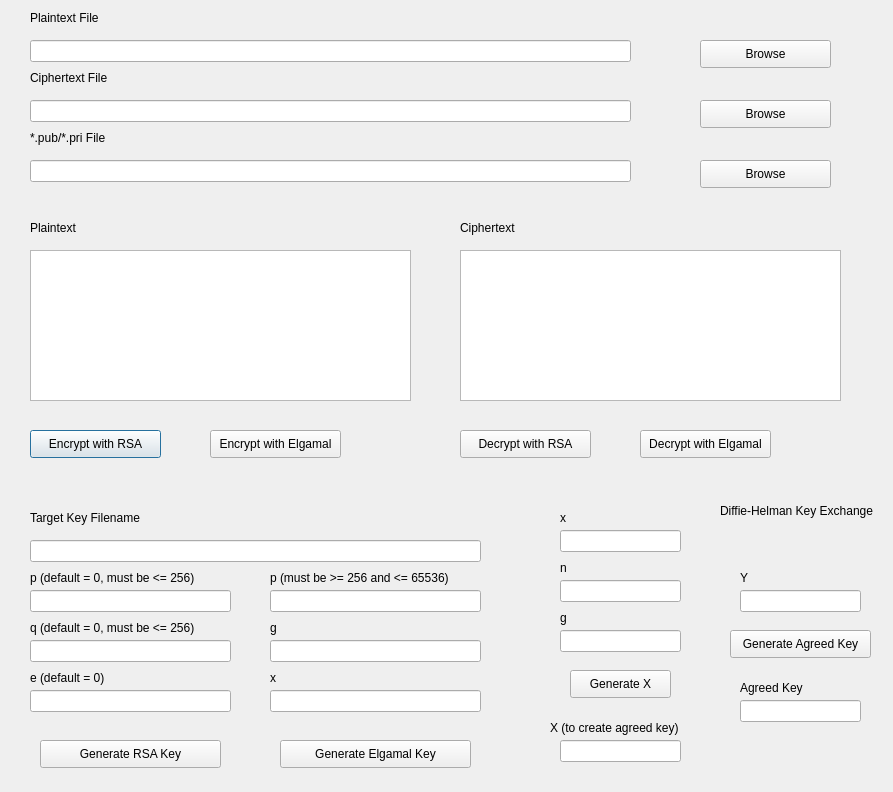
First picture: the form in ui/main.ui, repository vincentbudianto/AsymmetricCrypto, before the edit.
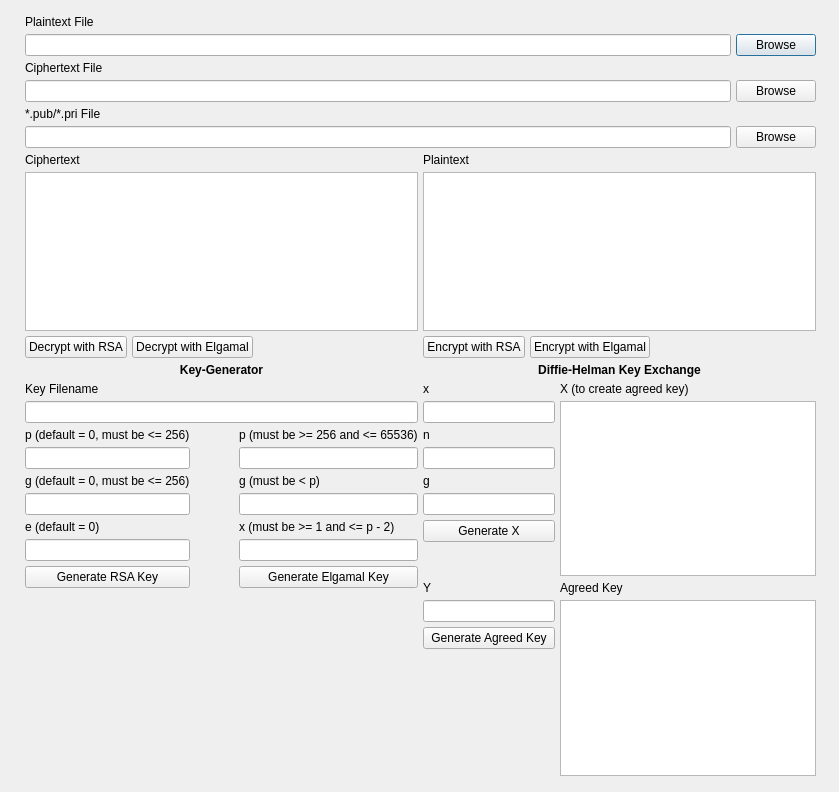
Second picture: the form after the edit.

```diff
--- a/ui/main.ui
+++ b/ui/main.ui
@@ -6,582 +6,489 @@
    <rect>
     <x>0</x>
     <y>0</y>
-    <width>893</width>
+    <width>839</width>
     <height>792</height>
    </rect>
   </property>
   <property name="windowTitle">
    <string>Dialog</string>
   </property>
-  <widget class="QPushButton" name="pushButton">
+  <widget class="QWidget" name="verticalLayoutWidget">
    <property name="geometry">
     <rect>
-     <x>30</x>
-     <y>430</y>
-     <width>131</width>
-     <height>28</height>
+     <x>0</x>
+     <y>0</y>
+     <width>841</width>
+     <height>791</height>
     </rect>
    </property>
-   <property name="text">
-    <string>Encrypt with RSA</string>
-   </property>
-  </widget>
-  <widget class="QPushButton" name="pushButton_2">
-   <property name="geometry">
-    <rect>
-     <x>210</x>
-     <y>430</y>
-     <width>131</width>
-     <height>28</height>
-    </rect>
-   </property>
-   <property name="text">
-    <string>Encrypt with Elgamal</string>
-   </property>
-  </widget>
-  <widget class="QPushButton" name="pushButton_3">
-   <property name="geometry">
-    <rect>
-     <x>460</x>
-     <y>430</y>
-     <width>131</width>
-     <height>28</height>
-    </rect>
-   </property>
-   <property name="text">
-    <string>Decrypt with RSA</string>
-   </property>
-  </widget>
-  <widget class="QPushButton" name="pushButton_4">
-   <property name="geometry">
-    <rect>
-     <x>700</x>
-     <y>40</y>
-     <width>131</width>
-     <height>28</height>
-    </rect>
-   </property>
-   <property name="text">
-    <string>Browse</string>
-   </property>
-  </widget>
-  <widget class="QPushButton" name="pushButton_5">
-   <property name="geometry">
-    <rect>
-     <x>700</x>
-     <y>100</y>
-     <width>131</width>
-     <height>28</height>
-    </rect>
-   </property>
-   <property name="text">
-    <string>Browse</string>
-   </property>
-  </widget>
-  <widget class="QLineEdit" name="lineEdit">
-   <property name="geometry">
-    <rect>
-     <x>30</x>
-     <y>40</y>
-     <width>601</width>
-     <height>22</height>
-    </rect>
-   </property>
-  </widget>
-  <widget class="QLineEdit" name="lineEdit_2">
-   <property name="geometry">
-    <rect>
-     <x>30</x>
-     <y>100</y>
-     <width>601</width>
-     <height>22</height>
-    </rect>
-   </property>
-  </widget>
-  <widget class="QLineEdit" name="lineEdit_3">
-   <property name="geometry">
-    <rect>
-     <x>30</x>
-     <y>160</y>
-     <width>601</width>
-     <height>22</height>
-    </rect>
-   </property>
-  </widget>
-  <widget class="QPushButton" name="pushButton_6">
-   <property name="geometry">
-    <rect>
-     <x>700</x>
-     <y>160</y>
-     <width>131</width>
-     <height>28</height>
-    </rect>
-   </property>
-   <property name="text">
-    <string>Browse</string>
-   </property>
-  </widget>
-  <widget class="QPushButton" name="pushButton_7">
-   <property name="geometry">
-    <rect>
-     <x>640</x>
-     <y>430</y>
-     <width>131</width>
-     <height>28</height>
-    </rect>
-   </property>
-   <property name="text">
-    <string>Decrypt with Elgamal</string>
-   </property>
-  </widget>
-  <widget class="QLabel" name="label">
-   <property name="geometry">
-    <rect>
-     <x>30</x>
-     <y>10</y>
-     <width>131</width>
-     <height>16</height>
-    </rect>
-   </property>
-   <property name="text">
-    <string>Plaintext File</string>
-   </property>
-  </widget>
-  <widget class="QLabel" name="label_2">
-   <property name="geometry">
-    <rect>
-     <x>30</x>
-     <y>70</y>
-     <width>131</width>
-     <height>16</height>
-    </rect>
-   </property>
-   <property name="text">
-    <string>Ciphertext File</string>
-   </property>
-  </widget>
-  <widget class="QLabel" name="label_3">
-   <property name="geometry">
-    <rect>
-     <x>30</x>
-     <y>130</y>
-     <width>131</width>
-     <height>16</height>
-    </rect>
-   </property>
-   <property name="text">
-    <string>*.pub/*.pri File</string>
-   </property>
-  </widget>
-  <widget class="QPlainTextEdit" name="plainTextEdit">
-   <property name="geometry">
-    <rect>
-     <x>30</x>
-     <y>250</y>
-     <width>381</width>
-     <height>151</height>
-    </rect>
-   </property>
-  </widget>
-  <widget class="QPlainTextEdit" name="plainTextEdit_2">
-   <property name="geometry">
-    <rect>
-     <x>460</x>
-     <y>250</y>
-     <width>381</width>
-     <height>151</height>
-    </rect>
-   </property>
-  </widget>
-  <widget class="QLabel" name="label_4">
-   <property name="geometry">
-    <rect>
-     <x>30</x>
-     <y>220</y>
-     <width>131</width>
-     <height>16</height>
-    </rect>
-   </property>
-   <property name="text">
-    <string>Plaintext</string>
-   </property>
-  </widget>
-  <widget class="QLabel" name="label_5">
-   <property name="geometry">
-    <rect>
-     <x>460</x>
-     <y>220</y>
-     <width>131</width>
-     <height>16</height>
-    </rect>
-   </property>
-   <property name="text">
-    <string>Ciphertext</string>
-   </property>
-  </widget>
-  <widget class="QLineEdit" name="lineEdit_4">
-   <property name="geometry">
-    <rect>
-     <x>30</x>
-     <y>540</y>
-     <width>451</width>
-     <height>22</height>
-    </rect>
-   </property>
-  </widget>
-  <widget class="QLabel" name="label_6">
-   <property name="geometry">
-    <rect>
-     <x>30</x>
-     <y>510</y>
-     <width>131</width>
-     <height>16</height>
-    </rect>
-   </property>
-   <property name="text">
-    <string>Target Key Filename</string>
-   </property>
-  </widget>
-  <widget class="QLineEdit" name="lineEdit_5">
-   <property name="geometry">
-    <rect>
-     <x>30</x>
-     <y>640</y>
-     <width>201</width>
-     <height>22</height>
-    </rect>
-   </property>
-  </widget>
-  <widget class="QLineEdit" name="lineEdit_6">
-   <property name="geometry">
-    <rect>
-     <x>270</x>
-     <y>590</y>
-     <width>211</width>
-     <height>22</height>
-    </rect>
-   </property>
-  </widget>
-  <widget class="QLineEdit" name="lineEdit_7">
-   <property name="geometry">
-    <rect>
-     <x>30</x>
-     <y>590</y>
-     <width>201</width>
-     <height>22</height>
-    </rect>
-   </property>
-  </widget>
-  <widget class="QLineEdit" name="lineEdit_8">
-   <property name="geometry">
-    <rect>
-     <x>270</x>
-     <y>640</y>
-     <width>211</width>
-     <height>22</height>
-    </rect>
-   </property>
-  </widget>
-  <widget class="QLineEdit" name="lineEdit_9">
-   <property name="geometry">
-    <rect>
-     <x>30</x>
-     <y>690</y>
-     <width>201</width>
-     <height>22</height>
-    </rect>
-   </property>
-  </widget>
-  <widget class="QLabel" name="label_7">
-   <property name="geometry">
-    <rect>
-     <x>30</x>
-     <y>570</y>
-     <width>201</width>
-     <height>16</height>
-    </rect>
-   </property>
-   <property name="text">
-    <string>p (default = 0, must be &lt;= 256)</string>
-   </property>
-  </widget>
-  <widget class="QLabel" name="label_8">
-   <property name="geometry">
-    <rect>
-     <x>30</x>
-     <y>620</y>
-     <width>201</width>
-     <height>16</height>
-    </rect>
-   </property>
-   <property name="text">
-    <string>q (default = 0, must be &lt;= 256)</string>
-   </property>
-  </widget>
-  <widget class="QLabel" name="label_9">
-   <property name="geometry">
-    <rect>
-     <x>30</x>
-     <y>670</y>
-     <width>131</width>
-     <height>16</height>
-    </rect>
-   </property>
-   <property name="text">
-    <string>e (default = 0)</string>
-   </property>
-  </widget>
-  <widget class="QLabel" name="label_10">
-   <property name="geometry">
-    <rect>
-     <x>270</x>
-     <y>570</y>
-     <width>211</width>
-     <height>16</height>
-    </rect>
-   </property>
-   <property name="text">
-    <string>p (must be &gt;= 256 and &lt;= 65536)</string>
-   </property>
-  </widget>
-  <widget class="QLabel" name="label_11">
-   <property name="geometry">
-    <rect>
-     <x>270</x>
-     <y>620</y>
-     <width>211</width>
-     <height>16</height>
-    </rect>
-   </property>
-   <property name="text">
-    <string>g</string>
-   </property>
-  </widget>
-  <widget class="QLabel" name="label_12">
-   <property name="geometry">
-    <rect>
-     <x>270</x>
-     <y>670</y>
-     <width>211</width>
-     <height>16</height>
-    </rect>
-   </property>
-   <property name="text">
-    <string>x</string>
-   </property>
-  </widget>
-  <widget class="QLineEdit" name="lineEdit_10">
-   <property name="geometry">
-    <rect>
-     <x>270</x>
-     <y>690</y>
-     <width>211</width>
-     <height>22</height>
-    </rect>
-   </property>
-  </widget>
-  <widget class="QPushButton" name="pushButton_8">
-   <property name="geometry">
-    <rect>
-     <x>40</x>
-     <y>740</y>
-     <width>181</width>
-     <height>28</height>
-    </rect>
-   </property>
-   <property name="text">
-    <string>Generate RSA Key</string>
-   </property>
-  </widget>
-  <widget class="QPushButton" name="pushButton_9">
-   <property name="geometry">
-    <rect>
-     <x>280</x>
-     <y>740</y>
-     <width>191</width>
-     <height>28</height>
-    </rect>
-   </property>
-   <property name="text">
-    <string>Generate Elgamal Key</string>
-   </property>
-  </widget>
-  <widget class="QLabel" name="label_13">
-   <property name="geometry">
-    <rect>
-     <x>560</x>
-     <y>560</y>
-     <width>121</width>
-     <height>16</height>
-    </rect>
-   </property>
-   <property name="text">
-    <string>n</string>
-   </property>
-  </widget>
-  <widget class="QLineEdit" name="lineEdit_12">
-   <property name="geometry">
-    <rect>
-     <x>560</x>
-     <y>580</y>
-     <width>121</width>
-     <height>22</height>
-    </rect>
-   </property>
-  </widget>
-  <widget class="QLabel" name="label_15">
-   <property name="geometry">
-    <rect>
-     <x>560</x>
-     <y>510</y>
-     <width>121</width>
-     <height>16</height>
-    </rect>
-   </property>
-   <property name="text">
-    <string>x</string>
-   </property>
-  </widget>
-  <widget class="QLabel" name="label_16">
-   <property name="geometry">
-    <rect>
-     <x>560</x>
-     <y>610</y>
-     <width>121</width>
-     <height>16</height>
-    </rect>
-   </property>
-   <property name="text">
-    <string>g</string>
-   </property>
-  </widget>
-  <widget class="QLineEdit" name="lineEdit_14">
-   <property name="geometry">
-    <rect>
-     <x>560</x>
-     <y>630</y>
-     <width>121</width>
-     <height>22</height>
-    </rect>
-   </property>
-  </widget>
-  <widget class="QLineEdit" name="lineEdit_16">
-   <property name="geometry">
-    <rect>
-     <x>560</x>
-     <y>530</y>
-     <width>121</width>
-     <height>22</height>
-    </rect>
-   </property>
-  </widget>
-  <widget class="QLabel" name="label_17">
-   <property name="geometry">
-    <rect>
-     <x>550</x>
-     <y>720</y>
-     <width>141</width>
-     <height>16</height>
-    </rect>
-   </property>
-   <property name="text">
-    <string>X (to create agreed key)</string>
-   </property>
-  </widget>
-  <widget class="QLineEdit" name="lineEdit_17">
-   <property name="geometry">
-    <rect>
-     <x>560</x>
-     <y>740</y>
-     <width>121</width>
-     <height>22</height>
-    </rect>
-   </property>
-  </widget>
-  <widget class="QPushButton" name="pushButton_10">
-   <property name="geometry">
-    <rect>
-     <x>570</x>
-     <y>670</y>
-     <width>101</width>
-     <height>28</height>
-    </rect>
-   </property>
-   <property name="text">
-    <string>Generate X</string>
-   </property>
-  </widget>
-  <widget class="QLabel" name="label_18">
-   <property name="geometry">
-    <rect>
-     <x>740</x>
-     <y>680</y>
-     <width>141</width>
-     <height>16</height>
-    </rect>
-   </property>
-   <property name="text">
-    <string>Agreed Key</string>
-   </property>
-  </widget>
-  <widget class="QPushButton" name="pushButton_11">
-   <property name="geometry">
-    <rect>
-     <x>730</x>
-     <y>630</y>
-     <width>141</width>
-     <height>28</height>
-    </rect>
-   </property>
-   <property name="text">
-    <string>Generate Agreed Key</string>
-   </property>
-  </widget>
-  <widget class="QLineEdit" name="lineEdit_15">
-   <property name="geometry">
-    <rect>
-     <x>740</x>
-     <y>590</y>
-     <width>121</width>
-     <height>22</height>
-    </rect>
-   </property>
-  </widget>
-  <widget class="QLineEdit" name="lineEdit_18">
-   <property name="geometry">
-    <rect>
-     <x>740</x>
-     <y>700</y>
-     <width>121</width>
-     <height>22</height>
-    </rect>
-   </property>
-  </widget>
-  <widget class="QLabel" name="label_19">
-   <property name="geometry">
-    <rect>
-     <x>740</x>
-     <y>570</y>
-     <width>121</width>
-     <height>16</height>
-    </rect>
-   </property>
-   <property name="text">
-    <string>Y</string>
-   </property>
-  </widget>
-  <widget class="QLabel" name="label_14">
-   <property name="geometry">
-    <rect>
-     <x>720</x>
-     <y>500</y>
-     <width>161</width>
-     <height>21</height>
-    </rect>
-   </property>
-   <property name="text">
-    <string>Diffie-Helman Key Exchange</string>
-   </property>
+   <layout class="QVBoxLayout" name="verticalLayout">
+    <property name="spacing">
+     <number>5</number>
+    </property>
+    <property name="leftMargin">
+     <number>25</number>
+    </property>
+    <property name="topMargin">
+     <number>15</number>
+    </property>
+    <property name="rightMargin">
+     <number>25</number>
+    </property>
+    <property name="bottomMargin">
+     <number>15</number>
+    </property>
+    <item>
+     <widget class="QLabel" name="label">
+      <property name="text">
+       <string>Plaintext File</string>
+      </property>
+     </widget>
+    </item>
+    <item>
+     <layout class="QHBoxLayout" name="horizontalLayout_2">
+      <item>
+       <widget class="QLineEdit" name="lineEdit_3"/>
+      </item>
+      <item>
+       <widget class="QPushButton" name="pushButton">
+        <property name="text">
+         <string>Browse</string>
+        </property>
+       </widget>
+      </item>
+     </layout>
+    </item>
+    <item>
+     <widget class="QLabel" name="label_2">
+      <property name="text">
+       <string>Ciphertext File</string>
+      </property>
+     </widget>
+    </item>
+    <item>
+     <layout class="QHBoxLayout" name="horizontalLayout_3">
+      <item>
+       <widget class="QLineEdit" name="lineEdit_2"/>
+      </item>
+      <item>
+       <widget class="QPushButton" name="pushButton_2">
+        <property name="text">
+         <string>Browse</string>
+        </property>
+       </widget>
+      </item>
+     </layout>
+    </item>
+    <item>
+     <widget class="QLabel" name="label_3">
+      <property name="text">
+       <string>*.pub/*.pri File</string>
+      </property>
+     </widget>
+    </item>
+    <item>
+     <layout class="QHBoxLayout" name="horizontalLayout_4">
+      <item>
+       <widget class="QLineEdit" name="lineEdit"/>
+      </item>
+      <item>
+       <widget class="QPushButton" name="pushButton_3">
+        <property name="text">
+         <string>Browse</string>
+        </property>
+       </widget>
+      </item>
+     </layout>
+    </item>
+    <item>
+     <layout class="QHBoxLayout" name="horizontalLayout_5">
+      <item>
+       <layout class="QVBoxLayout" name="verticalLayout_5">
+        <item>
+         <widget class="QLabel" name="label_6">
+          <property name="text">
+           <string>Ciphertext</string>
+          </property>
+         </widget>
+        </item>
+        <item>
+         <widget class="QTextEdit" name="textEdit_3"/>
+        </item>
+        <item>
+         <layout class="QHBoxLayout" name="horizontalLayout_14">
+          <item>
+           <widget class="QPushButton" name="pushButton_8">
+            <property name="text">
+             <string>Decrypt with RSA</string>
+            </property>
+           </widget>
+          </item>
+          <item>
+           <widget class="QPushButton" name="pushButton_9">
+            <property name="text">
+             <string>Decrypt with Elgamal</string>
+            </property>
+           </widget>
+          </item>
+          <item>
+           <spacer name="horizontalSpacer">
+            <property name="orientation">
+             <enum>Qt::Horizontal</enum>
+            </property>
+            <property name="sizeHint" stdset="0">
+             <size>
+              <width>40</width>
+              <height>20</height>
+             </size>
+            </property>
+           </spacer>
+          </item>
+         </layout>
+        </item>
+       </layout>
+      </item>
+      <item>
+       <layout class="QVBoxLayout" name="verticalLayout_3">
+        <item>
+         <widget class="QLabel" name="label_7">
+          <property name="text">
+           <string>Plaintext</string>
+          </property>
+         </widget>
+        </item>
+        <item>
+         <widget class="QTextEdit" name="textEdit_4"/>
+        </item>
+        <item>
+         <layout class="QHBoxLayout" name="horizontalLayout_15">
+          <item>
+           <widget class="QPushButton" name="pushButton_10">
+            <property name="text">
+             <string>Encrypt with RSA</string>
+            </property>
+           </widget>
+          </item>
+          <item>
+           <widget class="QPushButton" name="pushButton_11">
+            <property name="text">
+             <string>Encrypt with Elgamal</string>
+            </property>
+           </widget>
+          </item>
+          <item>
+           <spacer name="horizontalSpacer_2">
+            <property name="orientation">
+             <enum>Qt::Horizontal</enum>
+            </property>
+            <property name="sizeHint" stdset="0">
+             <size>
+              <width>40</width>
+              <height>20</height>
+             </size>
+            </property>
+           </spacer>
+          </item>
+         </layout>
+        </item>
+       </layout>
+      </item>
+     </layout>
+    </item>
+    <item>
+     <layout class="QHBoxLayout" name="horizontalLayout_7">
+      <item>
+       <layout class="QVBoxLayout" name="verticalLayout_6">
+        <item>
+         <widget class="QLabel" name="label_8">
+          <property name="font">
+           <font>
+            <weight>75</weight>
+            <bold>true</bold>
+           </font>
+          </property>
+          <property name="text">
+           <string>Key-Generator</string>
+          </property>
+          <property name="alignment">
+           <set>Qt::AlignCenter</set>
+          </property>
+         </widget>
+        </item>
+        <item>
+         <widget class="QLabel" name="label_9">
+          <property name="text">
+           <string>Key Filename</string>
+          </property>
+         </widget>
+        </item>
+        <item>
+         <widget class="QLineEdit" name="lineEdit_4"/>
+        </item>
+        <item>
+         <layout class="QHBoxLayout" name="horizontalLayout_8">
+          <item>
+           <layout class="QVBoxLayout" name="verticalLayout_12">
+            <item>
+             <widget class="QLabel" name="label_11">
+              <property name="text">
+               <string>p (default = 0, must be &lt;= 256)</string>
+              </property>
+             </widget>
+            </item>
+            <item>
+             <widget class="QLineEdit" name="lineEdit_5"/>
+            </item>
+            <item>
+             <widget class="QLabel" name="label_15">
+              <property name="text">
+               <string>g (default = 0, must be &lt;= 256)</string>
+              </property>
+             </widget>
+            </item>
+            <item>
+             <widget class="QLineEdit" name="lineEdit_9"/>
+            </item>
+            <item>
+             <widget class="QLabel" name="label_16">
+              <property name="text">
+               <string>e (default = 0)</string>
+              </property>
+             </widget>
+            </item>
+            <item>
+             <widget class="QLineEdit" name="lineEdit_10"/>
+            </item>
+            <item>
+             <widget class="QPushButton" name="pushButton_13">
+              <property name="text">
+               <string>Generate RSA Key</string>
+              </property>
+             </widget>
+            </item>
+           </layout>
+          </item>
+          <item>
+           <spacer name="horizontalSpacer_3">
+            <property name="orientation">
+             <enum>Qt::Horizontal</enum>
+            </property>
+            <property name="sizeHint" stdset="0">
+             <size>
+              <width>40</width>
+              <height>20</height>
+             </size>
+            </property>
+           </spacer>
+          </item>
+          <item>
+           <layout class="QVBoxLayout" name="verticalLayout_14">
+            <item>
+             <widget class="QLabel" name="label_12">
+              <property name="text">
+               <string>p (must be &gt;= 256 and &lt;= 65536)</string>
+              </property>
+             </widget>
+            </item>
+            <item>
+             <widget class="QLineEdit" name="lineEdit_6"/>
+            </item>
+            <item>
+             <widget class="QLabel" name="label_13">
+              <property name="text">
+               <string>g (must be &lt; p)</string>
+              </property>
+             </widget>
+            </item>
+            <item>
+             <widget class="QLineEdit" name="lineEdit_7"/>
+            </item>
+            <item>
+             <widget class="QLabel" name="label_14">
+              <property name="text">
+               <string>x (must be &gt;= 1 and &lt;= p - 2)</string>
+              </property>
+             </widget>
+            </item>
+            <item>
+             <widget class="QLineEdit" name="lineEdit_8"/>
+            </item>
+            <item>
+             <widget class="QPushButton" name="pushButton_12">
+              <property name="text">
+               <string>Generate Elgamal Key</string>
+              </property>
+             </widget>
+            </item>
+           </layout>
+          </item>
+         </layout>
+        </item>
+        <item>
+         <spacer name="verticalSpacer_3">
+          <property name="orientation">
+           <enum>Qt::Vertical</enum>
+          </property>
+          <property name="sizeHint" stdset="0">
+           <size>
+            <width>20</width>
+            <height>40</height>
+           </size>
+          </property>
+         </spacer>
+        </item>
+       </layout>
+      </item>
+      <item>
+       <layout class="QVBoxLayout" name="verticalLayout_11">
+        <item>
+         <widget class="QLabel" name="label_10">
+          <property name="font">
+           <font>
+            <weight>75</weight>
+            <bold>true</bold>
+           </font>
+          </property>
+          <property name="text">
+           <string>Diffie-Helman Key Exchange</string>
+          </property>
+          <property name="textFormat">
+           <enum>Qt::PlainText</enum>
+          </property>
+          <property name="alignment">
+           <set>Qt::AlignCenter</set>
+          </property>
+         </widget>
+        </item>
+        <item>
+         <layout class="QHBoxLayout" name="horizontalLayout_9">
+          <item>
+           <layout class="QVBoxLayout" name="verticalLayout_15">
+            <item>
+             <widget class="QLabel" name="label_17">
+              <property name="text">
+               <string>x</string>
+              </property>
+             </widget>
+            </item>
+            <item>
+             <widget class="QLineEdit" name="lineEdit_11"/>
+            </item>
+            <item>
+             <widget class="QLabel" name="label_19">
+              <property name="text">
+               <string>n</string>
+              </property>
+             </widget>
+            </item>
+            <item>
+             <widget class="QLineEdit" name="lineEdit_13"/>
+            </item>
+            <item>
+             <widget class="QLabel" name="label_20">
+              <property name="text">
+               <string>g</string>
+              </property>
+             </widget>
+            </item>
+            <item>
+             <widget class="QLineEdit" name="lineEdit_14"/>
+            </item>
+            <item>
+             <widget class="QPushButton" name="pushButton_15">
+              <property name="text">
+               <string>Generate X</string>
+              </property>
+             </widget>
+            </item>
+            <item>
+             <spacer name="verticalSpacer">
+              <property name="orientation">
+               <enum>Qt::Vertical</enum>
+              </property>
+              <property name="sizeHint" stdset="0">
+               <size>
+                <width>20</width>
+                <height>40</height>
+               </size>
+              </property>
+             </spacer>
+            </item>
+           </layout>
+          </item>
+          <item>
+           <layout class="QVBoxLayout" name="verticalLayout_17">
+            <item>
+             <widget class="QLabel" name="label_18">
+              <property name="text">
+               <string>X (to create agreed key)</string>
+              </property>
+             </widget>
+            </item>
+            <item>
+             <widget class="QTextEdit" name="textEdit_5"/>
+            </item>
+           </layout>
+          </item>
+         </layout>
+        </item>
+        <item>
+         <layout class="QHBoxLayout" name="horizontalLayout_11">
+          <item>
+           <layout class="QVBoxLayout" name="verticalLayout_18">
+            <item>
+             <widget class="QLabel" name="label_21">
+              <property name="text">
+               <string>Y</string>
+              </property>
+             </widget>
+            </item>
+            <item>
+             <widget class="QLineEdit" name="lineEdit_12"/>
+            </item>
+            <item>
+             <widget class="QPushButton" name="pushButton_14">
+              <property name="text">
+               <string>Generate Agreed Key</string>
+              </property>
+             </widget>
+            </item>
+            <item>
+             <spacer name="verticalSpacer_2">
+              <property name="orientation">
+               <enum>Qt::Vertical</enum>
+              </property>
+              <property name="sizeHint" stdset="0">
+               <size>
+                <width>20</width>
+                <height>40</height>
+               </size>
+              </property>
+             </spacer>
+            </item>
+           </layout>
+          </item>
+          <item>
+           <layout class="QVBoxLayout" name="verticalLayout_20">
+            <item>
+             <widget class="QLabel" name="label_22">
+              <property name="text">
+               <string>Agreed Key</string>
+              </property>
+             </widget>
+            </item>
+            <item>
+             <widget class="QTextEdit" name="textEdit_6"/>
+            </item>
+           </layout>
+          </item>
+         </layout>
+        </item>
+       </layout>
+      </item>
+     </layout>
+    </item>
+   </layout>
   </widget>
  </widget>
  <resources/>
```
